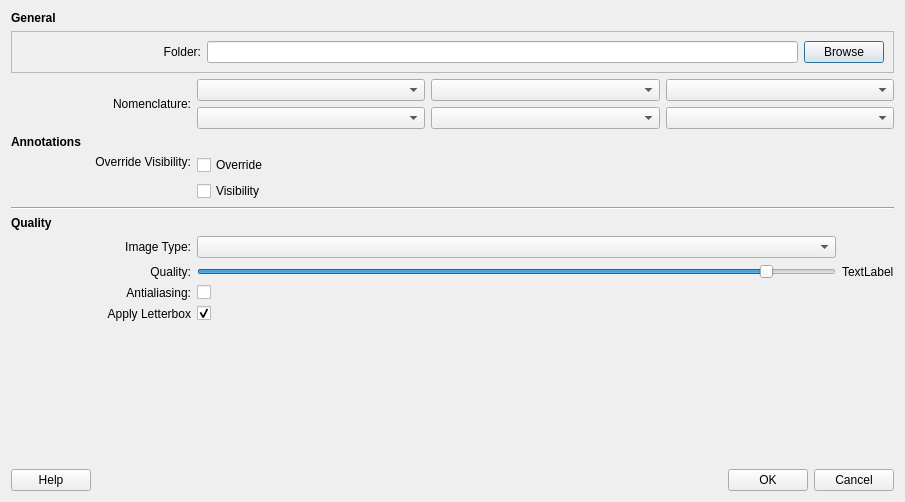
Before: the Qt Designer form qt_ui/DialogScreenshotExport.ui in FilmColors/VIAN, drawn with Qt 5.
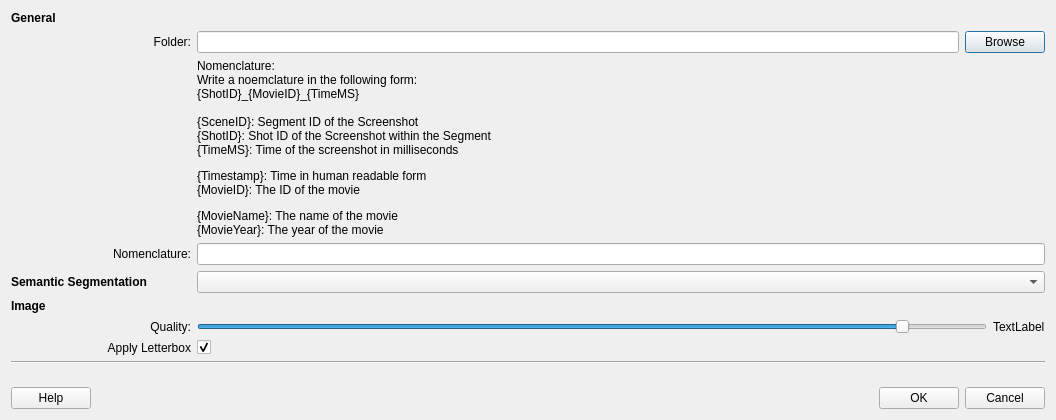
After: the same form once the commit is applied.

Commit message:
Reimplemented Image Export
 #342  #341

Diff of the .ui file:
```diff
--- a/qt_ui/DialogScreenshotExport.ui
+++ b/qt_ui/DialogScreenshotExport.ui
@@ -6,8 +6,8 @@
    <rect>
     <x>0</x>
     <y>0</y>
-    <width>905</width>
-    <height>502</height>
+    <width>1056</width>
+    <height>420</height>
    </rect>
   </property>
   <property name="windowTitle">
@@ -16,246 +16,43 @@
   <layout class="QVBoxLayout" name="verticalLayout">
    <item>
     <layout class="QVBoxLayout" name="verticalLayout_2">
-     <item>
-      <widget class="QLabel" name="label">
-       <property name="text">
-        <string>&lt;b&gt;General</string>
-       </property>
-      </widget>
-     </item>
-     <item>
-      <widget class="QFrame" name="frame">
-       <property name="frameShape">
-        <enum>QFrame::StyledPanel</enum>
-       </property>
-       <property name="frameShadow">
-        <enum>QFrame::Raised</enum>
-       </property>
-       <layout class="QHBoxLayout" name="horizontalLayout_2">
-        <item>
-         <widget class="QLabel" name="label_2">
-          <property name="sizePolicy">
-           <sizepolicy hsizetype="Preferred" vsizetype="Fixed">
-            <horstretch>0</horstretch>
-            <verstretch>0</verstretch>
-           </sizepolicy>
-          </property>
-          <property name="minimumSize">
-           <size>
-            <width>180</width>
-            <height>0</height>
-           </size>
-          </property>
-          <property name="text">
-           <string>Folder:</string>
-          </property>
-          <property name="alignment">
-           <set>Qt::AlignRight|Qt::AlignTrailing|Qt::AlignVCenter</set>
-          </property>
-         </widget>
-        </item>
-        <item>
-         <widget class="QLineEdit" name="lineEdit_Folder">
-          <property name="sizePolicy">
-           <sizepolicy hsizetype="Expanding" vsizetype="Fixed">
-            <horstretch>0</horstretch>
-            <verstretch>0</verstretch>
-           </sizepolicy>
-          </property>
-         </widget>
-        </item>
-        <item>
-         <widget class="QPushButton" name="btn_Browse">
-          <property name="text">
-           <string>Browse</string>
-          </property>
-         </widget>
-        </item>
-       </layout>
-      </widget>
-     </item>
-     <item>
-      <layout class="QHBoxLayout" name="horizontalLayout_8">
-       <item>
-        <widget class="QLabel" name="label_3">
-         <property name="minimumSize">
-          <size>
-           <width>180</width>
-           <height>0</height>
-          </size>
-         </property>
-         <property name="text">
-          <string>Nomenclature:</string>
-         </property>
-         <property name="alignment">
-          <set>Qt::AlignRight|Qt::AlignTrailing|Qt::AlignVCenter</set>
-         </property>
-        </widget>
-       </item>
-       <item>
-        <layout class="QVBoxLayout" name="verticalLayout_4">
-         <item>
-          <layout class="QHBoxLayout" name="horizontalLayout_9">
-           <item>
-            <widget class="QComboBox" name="cB_Naming1">
-             <property name="sizePolicy">
-              <sizepolicy hsizetype="Expanding" vsizetype="Fixed">
-               <horstretch>0</horstretch>
-               <verstretch>0</verstretch>
-              </sizepolicy>
-             </property>
-            </widget>
-           </item>
-           <item>
-            <widget class="QComboBox" name="cB_Naming2">
-             <property name="sizePolicy">
-              <sizepolicy hsizetype="Expanding" vsizetype="Fixed">
-               <horstretch>0</horstretch>
-               <verstretch>0</verstretch>
-              </sizepolicy>
-             </property>
-            </widget>
-           </item>
-           <item>
-            <widget class="QComboBox" name="cB_Naming3">
-             <property name="sizePolicy">
-              <sizepolicy hsizetype="Expanding" vsizetype="Fixed">
-               <horstretch>0</horstretch>
-               <verstretch>0</verstretch>
-              </sizepolicy>
-             </property>
-            </widget>
-           </item>
-          </layout>
-         </item>
-         <item>
-          <layout class="QHBoxLayout" name="horizontalLayout_10">
-           <item>
-            <widget class="QComboBox" name="cB_Naming4">
-             <property name="sizePolicy">
-              <sizepolicy hsizetype="Expanding" vsizetype="Fixed">
-               <horstretch>0</horstretch>
-               <verstretch>0</verstretch>
-              </sizepolicy>
-             </property>
-            </widget>
-           </item>
-           <item>
-            <widget class="QComboBox" name="cB_Naming5">
-             <property name="sizePolicy">
-              <sizepolicy hsizetype="Expanding" vsizetype="Fixed">
-               <horstretch>0</horstretch>
-               <verstretch>0</verstretch>
-              </sizepolicy>
-             </property>
-            </widget>
-           </item>
-           <item>
-            <widget class="QComboBox" name="cB_Naming6">
-             <property name="sizePolicy">
-              <sizepolicy hsizetype="Expanding" vsizetype="Fixed">
-               <horstretch>0</horstretch>
-               <verstretch>0</verstretch>
-              </sizepolicy>
-             </property>
-            </widget>
-           </item>
-          </layout>
-         </item>
-        </layout>
-       </item>
-      </layout>
-     </item>
-     <item>
-      <widget class="QLabel" name="label_5">
-       <property name="text">
-        <string>&lt;b&gt;Annotations</string>
-       </property>
-      </widget>
-     </item>
-     <item>
-      <layout class="QHBoxLayout" name="horizontalLayout_4">
-       <item>
-        <widget class="QLabel" name="overrideAnnotationVisibilityLabel">
-         <property name="minimumSize">
-          <size>
-           <width>180</width>
-           <height>0</height>
-          </size>
-         </property>
-         <property name="text">
-          <string>&lt;html&gt;&lt;head/&gt;&lt;body&gt;&lt;p&gt;Override Visibility:&lt;/p&gt;&lt;/body&gt;&lt;/html&gt;</string>
-         </property>
-         <property name="alignment">
-          <set>Qt::AlignRight|Qt::AlignTop|Qt::AlignTrailing</set>
-         </property>
-        </widget>
-       </item>
-       <item>
-        <layout class="QVBoxLayout" name="verticalLayout_3">
-         <item>
-          <widget class="QCheckBox" name="checkBox_OverrideV">
-           <property name="sizePolicy">
-            <sizepolicy hsizetype="Expanding" vsizetype="Fixed">
-             <horstretch>0</horstretch>
-             <verstretch>0</verstretch>
-            </sizepolicy>
-           </property>
-           <property name="text">
-            <string>Override</string>
-           </property>
-          </widget>
-         </item>
-         <item>
-          <widget class="QCheckBox" name="checkBox_Visibility">
-           <property name="sizePolicy">
-            <sizepolicy hsizetype="Expanding" vsizetype="Fixed">
-             <horstretch>0</horstretch>
-             <verstretch>0</verstretch>
-            </sizepolicy>
-           </property>
-           <property name="text">
-            <string>Visibility</string>
-           </property>
-          </widget>
-         </item>
-        </layout>
-       </item>
-      </layout>
-     </item>
-     <item>
-      <widget class="Line" name="line">
-       <property name="orientation">
-        <enum>Qt::Horizontal</enum>
-       </property>
-      </widget>
-     </item>
-     <item>
-      <widget class="QLabel" name="label_6">
-       <property name="text">
-        <string>&lt;b&gt;Quality</string>
-       </property>
-      </widget>
-     </item>
      <item>
       <layout class="QGridLayout" name="gridLayout">
-       <item row="2" column="0">
-        <widget class="QLabel" name="label_4">
-         <property name="minimumSize">
-          <size>
-           <width>180</width>
-           <height>0</height>
-          </size>
+       <item row="8" column="1">
+        <widget class="QCheckBox" name="checkBox_ApplyLetterbox">
+         <property name="text">
+          <string/>
          </property>
+         <property name="checked">
+          <bool>true</bool>
+         </property>
+        </widget>
+       </item>
+       <item row="6" column="2">
+        <widget class="QLabel" name="lbl_Quality">
          <property name="text">
-          <string>Antialiasing:</string>
+          <string>TextLabel</string>
          </property>
-         <property name="alignment">
-          <set>Qt::AlignRight|Qt::AlignTrailing|Qt::AlignVCenter</set>
+        </widget>
+       </item>
+       <item row="4" column="1" colspan="2">
+        <widget class="QComboBox" name="comboBox_SemanticSegmentation"/>
+       </item>
+       <item row="5" column="0">
+        <widget class="QLabel" name="label_6">
+         <property name="text">
+          <string>&lt;html&gt;&lt;head/&gt;&lt;body&gt;&lt;p&gt;&lt;span style=&quot; font-weight:600;&quot;&gt;Image&lt;/span&gt;&lt;/p&gt;&lt;/body&gt;&lt;/html&gt;</string>
          </property>
         </widget>
        </item>
-       <item row="1" column="2">
+       <item row="2" column="1" colspan="2">
+        <widget class="QLabel" name="label_8">
+         <property name="text">
+          <string>&lt;html&gt;&lt;head/&gt;&lt;body&gt;&lt;p&gt;Nomenclature: &lt;br/&gt;Write a noemclature in the following form: &lt;br/&gt;{ShotID}_{MovieID}_{TimeMS}&lt;br/&gt;&lt;br/&gt;{SceneID}: 	Segment ID of the Screenshot&lt;br/&gt;{ShotID}: 	Shot ID of the Screenshot within the Segment&lt;br/&gt;{TimeMS}: 	Time of the screenshot in milliseconds&lt;/p&gt;&lt;p&gt;{Timestamp}:	Time in human readable form&lt;br/&gt;{MovieID}: 	The ID of the movie&lt;/p&gt;&lt;p&gt;{MovieName}: 	The name of the movie&lt;br/&gt;{MovieYear}: 	The year of the movie&lt;/p&gt;&lt;/body&gt;&lt;/html&gt;</string>
+         </property>
+        </widget>
+       </item>
+       <item row="6" column="1">
         <widget class="QSlider" name="QualitySlider">
          <property name="sizePolicy">
           <sizepolicy hsizetype="Expanding" vsizetype="Fixed">
@@ -274,44 +71,21 @@
          </property>
         </widget>
        </item>
-       <item row="2" column="2">
-        <widget class="QCheckBox" name="checkBox_Antialiasing">
-         <property name="sizePolicy">
-          <sizepolicy hsizetype="Expanding" vsizetype="Fixed">
-           <horstretch>0</horstretch>
-           <verstretch>0</verstretch>
-          </sizepolicy>
-         </property>
-         <property name="text">
-          <string/>
-         </property>
-        </widget>
-       </item>
-       <item row="1" column="3">
-        <widget class="QLabel" name="lbl_Quality">
-         <property name="text">
-          <string>TextLabel</string>
-         </property>
-        </widget>
-       </item>
        <item row="0" column="0">
-        <widget class="QLabel" name="imageFormatLabel">
-         <property name="minimumSize">
-          <size>
-           <width>180</width>
-           <height>0</height>
-          </size>
-         </property>
+        <widget class="QLabel" name="label">
          <property name="text">
-          <string>Image Type:</string>
-         </property>
-         <property name="alignment">
-          <set>Qt::AlignRight|Qt::AlignTrailing|Qt::AlignVCenter</set>
+          <string>&lt;b&gt;General</string>
          </property>
         </widget>
        </item>
        <item row="1" column="0">
-        <widget class="QLabel" name="qualityLabel">
+        <widget class="QLabel" name="label_2">
+         <property name="sizePolicy">
+          <sizepolicy hsizetype="Preferred" vsizetype="Preferred">
+           <horstretch>0</horstretch>
+           <verstretch>0</verstretch>
+          </sizepolicy>
+         </property>
          <property name="minimumSize">
           <size>
            <width>180</width>
@@ -319,25 +93,21 @@
           </size>
          </property>
          <property name="text">
-          <string>Quality:</string>
+          <string>Folder:</string>
          </property>
          <property name="alignment">
           <set>Qt::AlignRight|Qt::AlignTrailing|Qt::AlignVCenter</set>
          </property>
         </widget>
        </item>
-       <item row="0" column="2">
-        <widget class="QComboBox" name="cB_ImageFormat">
-         <property name="sizePolicy">
-          <sizepolicy hsizetype="Expanding" vsizetype="Fixed">
-           <horstretch>0</horstretch>
-           <verstretch>0</verstretch>
-          </sizepolicy>
-         </property>
-        </widget>
-       </item>
-       <item row="3" column="0">
+       <item row="8" column="0">
         <widget class="QLabel" name="label_7">
+         <property name="sizePolicy">
+          <sizepolicy hsizetype="Preferred" vsizetype="Preferred">
+           <horstretch>0</horstretch>
+           <verstretch>0</verstretch>
+          </sizepolicy>
+         </property>
          <property name="text">
           <string>Apply Letterbox</string>
          </property>
@@ -346,18 +116,78 @@
          </property>
         </widget>
        </item>
-       <item row="3" column="2">
-        <widget class="QCheckBox" name="checkBox_ApplyLetterbox">
+       <item row="1" column="1" colspan="2">
+        <layout class="QHBoxLayout" name="horizontalLayout_3">
+         <item>
+          <widget class="QLineEdit" name="lineEdit_Folder">
+           <property name="sizePolicy">
+            <sizepolicy hsizetype="Expanding" vsizetype="Fixed">
+             <horstretch>0</horstretch>
+             <verstretch>0</verstretch>
+            </sizepolicy>
+           </property>
+          </widget>
+         </item>
+         <item>
+          <widget class="QPushButton" name="btn_Browse">
+           <property name="text">
+            <string>Browse</string>
+           </property>
+          </widget>
+         </item>
+        </layout>
+       </item>
+       <item row="3" column="1" colspan="2">
+        <widget class="QLineEdit" name="lineEdit_Nomenclature"/>
+       </item>
+       <item row="4" column="0">
+        <widget class="QLabel" name="label_5">
          <property name="text">
-          <string/>
+          <string>&lt;html&gt;&lt;head/&gt;&lt;body&gt;&lt;p&gt;&lt;span style=&quot; font-weight:600;&quot;&gt;Semantic Segmentation&lt;/span&gt;&lt;/p&gt;&lt;/body&gt;&lt;/html&gt;</string>
          </property>
-         <property name="checked">
-          <bool>true</bool>
+        </widget>
+       </item>
+       <item row="3" column="0">
+        <widget class="QLabel" name="label_3">
+         <property name="minimumSize">
+          <size>
+           <width>180</width>
+           <height>0</height>
+          </size>
+         </property>
+         <property name="text">
+          <string>Nomenclature:</string>
+         </property>
+         <property name="alignment">
+          <set>Qt::AlignRight|Qt::AlignTrailing|Qt::AlignVCenter</set>
+         </property>
+        </widget>
+       </item>
+       <item row="6" column="0">
+        <widget class="QLabel" name="qualityLabel">
+         <property name="minimumSize">
+          <size>
+           <width>0</width>
+           <height>0</height>
+          </size>
+         </property>
+         <property name="text">
+          <string>Quality:</string>
+         </property>
+         <property name="alignment">
+          <set>Qt::AlignRight|Qt::AlignTrailing|Qt::AlignVCenter</set>
          </property>
         </widget>
        </item>
       </layout>
      </item>
+     <item>
+      <widget class="Line" name="line">
+       <property name="orientation">
+        <enum>Qt::Horizontal</enum>
+       </property>
+      </widget>
+     </item>
     </layout>
    </item>
    <item>
```
The commit also changes 12 other files.
